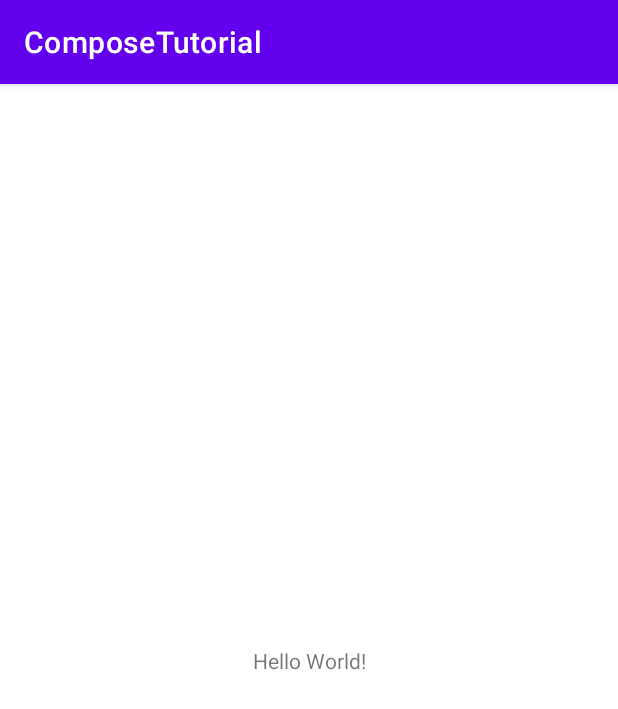
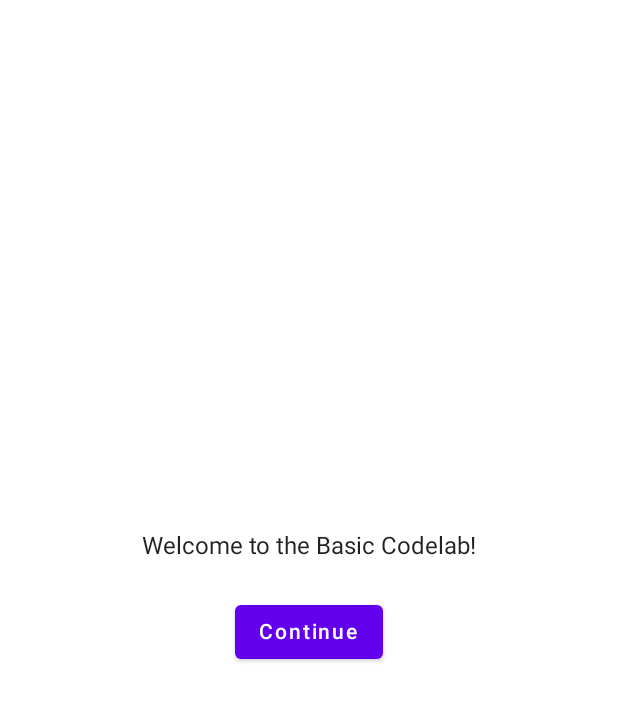
Before and after one commit to sanjaykumar8515/LearnJetpackCompose, an Android app built with Jetpack Compose: the screen it shows after launch (MainActivity before the commit, DefaultComposeActivity after it), on a phone screen of 412 x 824 dp. Shown: the top 709 px of the screen. Run offline under Robolectric (Android 15) with nearby library versions, the phone set to English and light mode, and no system bars.

Commit message:
Add all the new changes

```diff
--- /dev/null
+++ b/app/src/main/java/com/composetutorial/DefaultComposeActivity.kt
@@ -0,0 +1,141 @@
+package com.composetutorial
+
+import android.os.Bundle
+import androidx.activity.ComponentActivity
+import androidx.activity.compose.setContent
+import androidx.compose.animation.core.animateDpAsState
+import androidx.compose.animation.core.tween
+import androidx.compose.foundation.layout.*
+import androidx.compose.foundation.lazy.LazyColumn
+import androidx.compose.foundation.lazy.items
+import androidx.compose.material.*
+import androidx.compose.material.icons.Icons
+import androidx.compose.material.icons.Icons.Filled
+import androidx.compose.material.icons.filled.ExpandLess
+import androidx.compose.material.icons.filled.ExpandMore
+import androidx.compose.runtime.*
+import androidx.compose.runtime.saveable.rememberSaveable
+import androidx.compose.ui.Alignment
+import androidx.compose.ui.Modifier
+import androidx.compose.ui.res.stringResource
+import androidx.compose.ui.tooling.preview.Preview
+import androidx.compose.ui.unit.dp
+import com.composetutorial.ui.theme.ComposeTutorialTheme
+
+class DefaultComposeActivity : ComponentActivity() {
+    override fun onCreate(savedInstanceState: Bundle?) {
+        super.onCreate(savedInstanceState)
+        setContent {
+            ComposeTutorialTheme {
+                MyApp()
+            }
+        }
+    }
+}
+@Composable
+private fun MyApp(){
+    var shouldShowOnboarding by rememberSaveable { mutableStateOf(true) }
+    if(shouldShowOnboarding){
+        OnboardingScreen(onContinueClicked={
+            shouldShowOnboarding=false
+        })
+    }else {
+        Greetings()
+    }
+
+}
+
+@Composable
+private fun Greetings(names:List<String> = List(1000){"$it"}){
+    // A surface container using the 'background' color from the theme
+    Surface(color = MaterialTheme.colors.background) {
+            Column(modifier = Modifier.padding(vertical = 4.dp)) {
+               LazyColumn{
+                   items(names){ name->
+                       Greeting(name)
+                   }
+
+                }
+            }
+
+    }
+}
+
+@Composable
+fun Greeting(name: String) {
+    var expanded by remember {mutableStateOf(false)}
+    val extraPadding by animateDpAsState(
+        targetValue = if(expanded) 48.dp else 0.dp,
+        animationSpec = tween(
+            durationMillis = 500
+        )
+    )
+    Surface(color = MaterialTheme.colors.primary,
+    modifier = Modifier.padding(horizontal = 8.dp, vertical = 4.dp)) {
+        Row(modifier = Modifier.padding(24.dp)) {
+            Column(modifier = Modifier
+                .weight(1f)
+                .padding(bottom = extraPadding)){
+                Text(text = "Hello,")
+                Text(text = name)
+                if (expanded){
+                    Text(text = ("Compose ipusm color sit lazy," +
+                            "padding theme elit, sed do bouncy").repeat(40),)
+                }
+            }
+            IconButton(onClick = { expanded=!expanded }) {
+                Icon(imageVector = if(expanded) Filled.ExpandLess else Filled.ExpandMore,
+                    contentDescription = if(expanded){
+                        stringResource(R.string.show_less)
+                    }else{
+                        stringResource(R.string.show_more)
+                    })
+
+            }
+            OutlinedButton(onClick = {  }) {
+                Text(if(expanded)  "Show more" else "Show less")
+
+            }
+        }
+
+
+    }
+
+}
+
+@Composable
+fun OnboardingScreen(
+    onContinueClicked:()-> Unit
+){
+
+    Surface() {
+        Column( modifier = Modifier.fillMaxSize(),
+        verticalArrangement = Arrangement.Center,
+        horizontalAlignment = Alignment.CenterHorizontally) {
+            Text("Welcome to the Basic Codelab!")
+            Button(
+                modifier = Modifier.padding(vertical = 24.dp),
+                onClick = onContinueClicked) {
+                Text("Continue")
+            }
+
+        }
+
+    }
+}
+
+@Preview(showBackground = true, widthDp = 320)
+@Composable
+fun DefaultPreview() {
+    ComposeTutorialTheme {
+        Greetings()
+    }
+}
+
+@Preview(showBackground = true, widthDp = 320, heightDp = 320)
+@Composable
+fun OnboardingPreview() {
+    ComposeTutorialTheme {
+        OnboardingScreen(onContinueClicked = {})
+    }
+}
--- /dev/null
+++ b/app/src/main/java/com/composetutorial/ui/theme/Color.kt
@@ -0,0 +1,8 @@
+package com.composetutorial.ui.theme
+
+import androidx.compose.ui.graphics.Color
+
+val Purple200 = Color(0xFFBB86FC)
+val Purple500 = Color(0xFF6200EE)
+val Purple700 = Color(0xFF3700B3)
+val Teal200 = Color(0xFF03DAC5)
--- /dev/null
+++ b/app/src/main/java/com/composetutorial/ui/theme/Shape.kt
@@ -0,0 +1,11 @@
+package com.composetutorial.ui.theme
+
+import androidx.compose.foundation.shape.RoundedCornerShape
+import androidx.compose.material.Shapes
+import androidx.compose.ui.unit.dp
+
+val Shapes = Shapes(
+    small = RoundedCornerShape(4.dp),
+    medium = RoundedCornerShape(4.dp),
+    large = RoundedCornerShape(0.dp)
+)
--- /dev/null
+++ b/app/src/main/java/com/composetutorial/ui/theme/Theme.kt
@@ -0,0 +1,47 @@
+package com.composetutorial.ui.theme
+
+import androidx.compose.foundation.isSystemInDarkTheme
+import androidx.compose.material.MaterialTheme
+import androidx.compose.material.darkColors
+import androidx.compose.material.lightColors
+import androidx.compose.runtime.Composable
+
+private val DarkColorPalette = darkColors(
+    primary = Purple200,
+    primaryVariant = Purple700,
+    secondary = Teal200
+)
+
+private val LightColorPalette = lightColors(
+    primary = Purple500,
+    primaryVariant = Purple700,
+    secondary = Teal200
+
+    /* Other default colors to override
+    background = Color.White,
+    surface = Color.White,
+    onPrimary = Color.White,
+    onSecondary = Color.Black,
+    onBackground = Color.Black,
+    onSurface = Color.Black,
+    */
+)
+
+@Composable
+fun ComposeTutorialTheme(
+    darkTheme: Boolean = isSystemInDarkTheme(),
+    content: @Composable () -> Unit
+) {
+    val colors = if (darkTheme) {
+        DarkColorPalette
+    } else {
+        LightColorPalette
+    }
+
+    MaterialTheme(
+        colors = colors,
+        typography = Typography,
+        shapes = Shapes,
+        content = content
+    )
+}
--- /dev/null
+++ b/app/src/main/java/com/composetutorial/ui/theme/Type.kt
@@ -0,0 +1,28 @@
+package com.composetutorial.ui.theme
+
+import androidx.compose.material.Typography
+import androidx.compose.ui.text.TextStyle
+import androidx.compose.ui.text.font.FontFamily
+import androidx.compose.ui.text.font.FontWeight
+import androidx.compose.ui.unit.sp
+
+// Set of Material typography styles to start with
+val Typography = Typography(
+    body1 = TextStyle(
+        fontFamily = FontFamily.Default,
+        fontWeight = FontWeight.Normal,
+        fontSize = 16.sp
+    )
+    /* Other default text styles to override
+    button = TextStyle(
+        fontFamily = FontFamily.Default,
+        fontWeight = FontWeight.W500,
+        fontSize = 14.sp
+    ),
+    caption = TextStyle(
+        fontFamily = FontFamily.Default,
+        fontWeight = FontWeight.Normal,
+        fontSize = 12.sp
+    )
+    */
+)
--- a/app/src/main/res/values/strings.xml
+++ b/app/src/main/res/values/strings.xml
@@ -1,3 +1,6 @@
 <resources>
     <string name="app_name">ComposeTutorial</string>
+    <string name="title_activity_default_compose">DefaultComposeActivity</string>
+    <string name="show_less">Show less</string>
+    <string name="show_more">Show more</string>
 </resources>
```
Also changed, not shown: app/build.gradle (+49 -3 lines), app/src/main/AndroidManifest.xml (+7 -3 lines), app/src/main/java/com/composetutorial/MainActivity.kt (+54 -1 lines), build.gradle (+8 -4 lines), gradle/wrapper/gradle-wrapper.properties.
